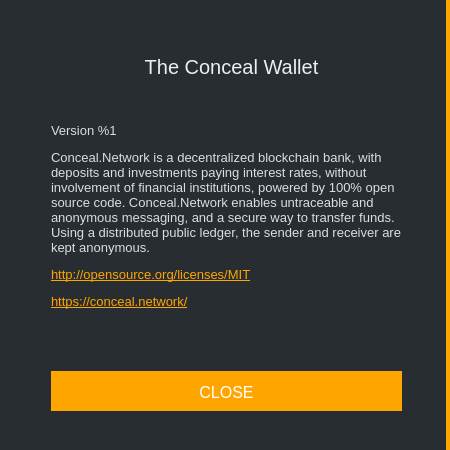
ConcealNetwork/conceal-desktop, file src/gui/ui/aboutdialog.ui: the form before one commit.
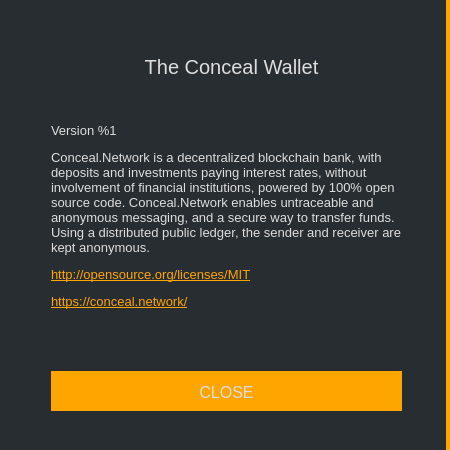
The form after the commit.

What changed in the file:
```diff
--- a/src/gui/ui/aboutdialog.ui
+++ b/src/gui/ui/aboutdialog.ui
@@ -102,7 +102,7 @@
        </font>
       </property>
       <property name="styleSheet">
-       <string notr="true">color: white; background-color: orange; border-top: 3px solid orange;
+       <string notr="true">color: #ddd; background-color: orange; border-top: 3px solid orange;
 border-right: 0px;
 font-size: 16px;</string>
       </property>
@@ -125,7 +125,7 @@
        </font>
       </property>
       <property name="styleSheet">
-       <string notr="true">color: #eee;
+       <string notr="true">color: #ddd;
 border-right: 0px;
 font-size: 20px;</string>
       </property>
```
